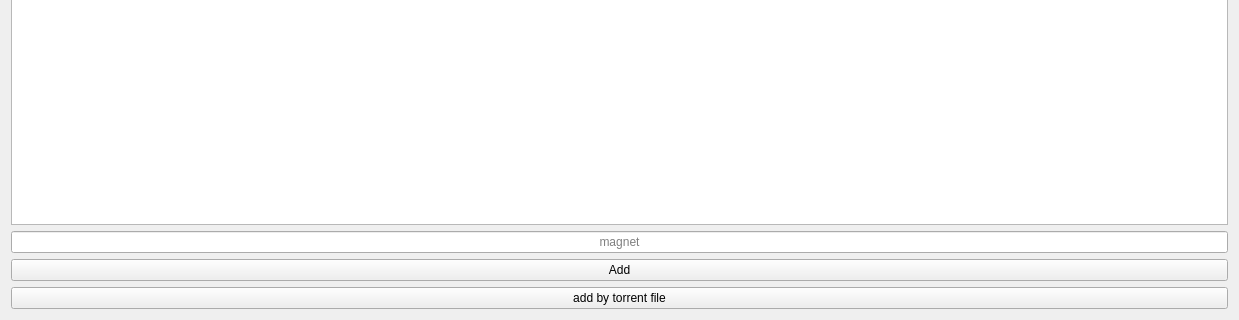
The window that widgets/torrentwidget.ui (commmrade/TorrentClient) describes before a commit, drawn with Qt 5; both pictures show x 0 to 1239 and y 422 to 742 of the 1239 by 742 pixel window.
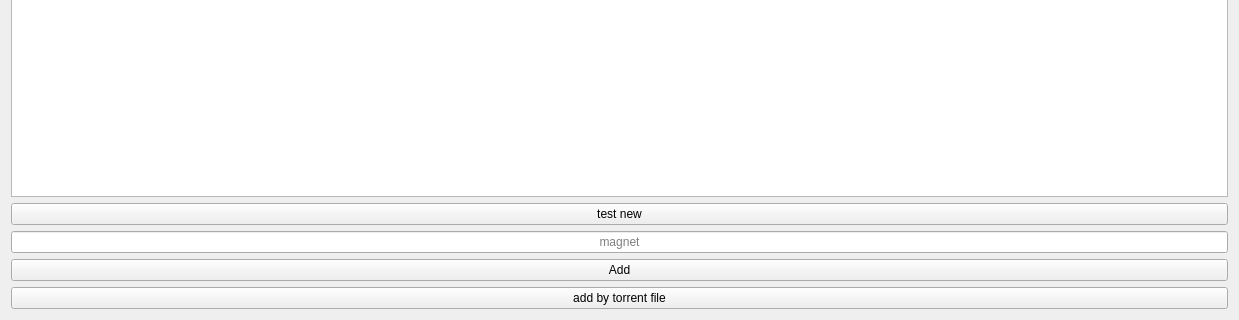
The same window after the commit.

Diff of the .ui file:
```diff
--- a/widgets/torrentwidget.ui
+++ b/widgets/torrentwidget.ui
@@ -14,7 +14,7 @@
    <string>Form</string>
   </property>
   <layout class="QGridLayout" name="gridLayout">
-   <item row="1" column="0">
+   <item row="2" column="0">
     <widget class="QLineEdit" name="lineEdit">
      <property name="alignment">
       <set>Qt::AlignmentFlag::AlignCenter</set>
@@ -24,14 +24,14 @@
      </property>
     </widget>
    </item>
-   <item row="3" column="0">
+   <item row="4" column="0">
     <widget class="QPushButton" name="pushButton_2">
      <property name="text">
       <string>add by torrent file</string>
      </property>
     </widget>
    </item>
-   <item row="2" column="0">
+   <item row="3" column="0">
     <widget class="QPushButton" name="pushButton">
      <property name="text">
       <string>Add</string>
@@ -41,6 +41,13 @@
    <item row="0" column="0">
     <widget class="QTableView" name="tableView"/>
    </item>
+   <item row="1" column="0">
+    <widget class="QPushButton" name="pushButton_3">
+     <property name="text">
+      <string>test new</string>
+     </property>
+    </widget>
+   </item>
   </layout>
  </widget>
  <resources/>
```
